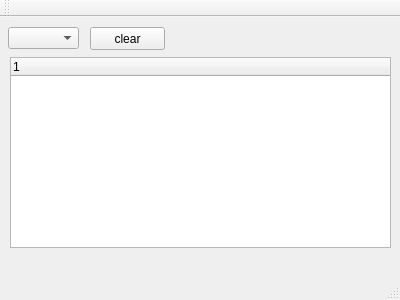
First picture: the form in comboBox_explore/mainwindow.ui, repository qingfengself/comboBox_explore, before the edit.
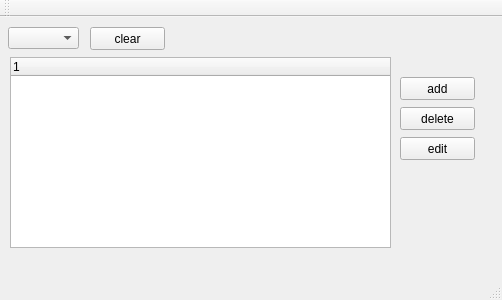
Second picture: the form after the edit.

Commit message: treewidget - add delete

The edit to the form file:
```diff
--- a/comboBox_explore/mainwindow.ui
+++ b/comboBox_explore/mainwindow.ui
@@ -6,7 +6,7 @@
    <rect>
     <x>0</x>
     <y>0</y>
-    <width>400</width>
+    <width>502</width>
     <height>300</height>
    </rect>
   </property>
@@ -55,6 +55,45 @@
      </property>
     </column>
    </widget>
+   <widget class="QPushButton" name="pushBtn_add">
+    <property name="geometry">
+     <rect>
+      <x>400</x>
+      <y>60</y>
+      <width>75</width>
+      <height>23</height>
+     </rect>
+    </property>
+    <property name="text">
+     <string>add</string>
+    </property>
+   </widget>
+   <widget class="QPushButton" name="pushBtn_delete">
+    <property name="geometry">
+     <rect>
+      <x>400</x>
+      <y>90</y>
+      <width>75</width>
+      <height>23</height>
+     </rect>
+    </property>
+    <property name="text">
+     <string>delete</string>
+    </property>
+   </widget>
+   <widget class="QPushButton" name="pushBtn_edit">
+    <property name="geometry">
+     <rect>
+      <x>400</x>
+      <y>120</y>
+      <width>75</width>
+      <height>23</height>
+     </rect>
+    </property>
+    <property name="text">
+     <string>edit</string>
+    </property>
+   </widget>
   </widget>
   <widget class="QMenuBar" name="menuBar">
    <property name="geometry">
```
Left out of the diff: 2 changed lines with no effect on the pictures. The commit also changes 5 other files.
